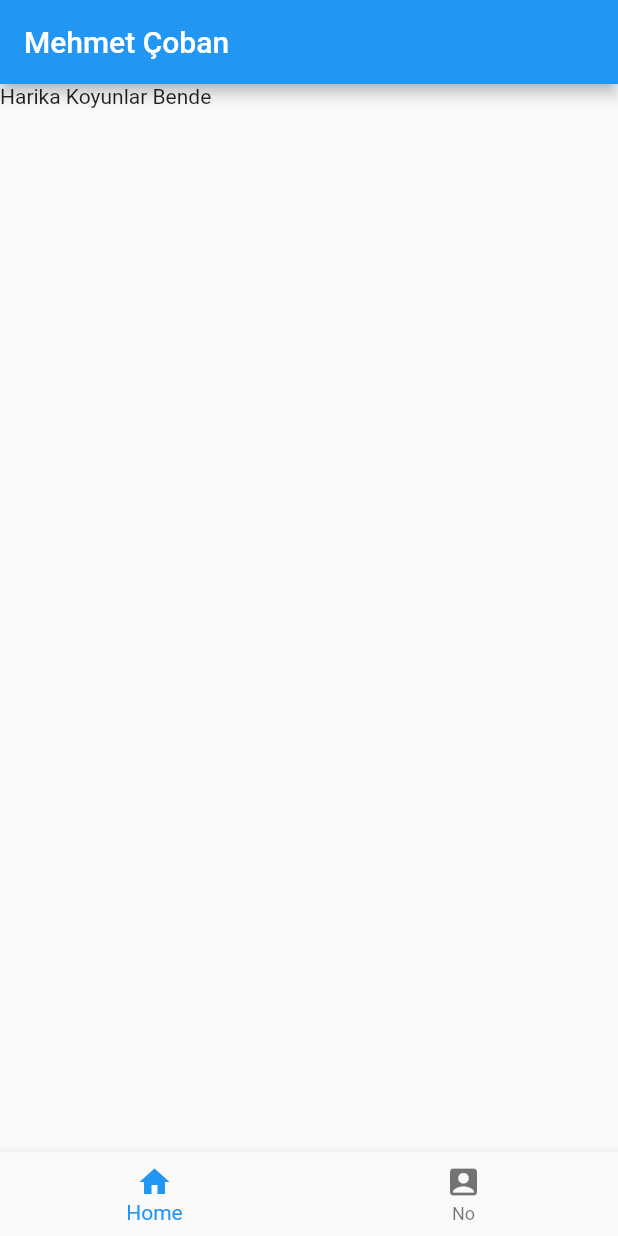
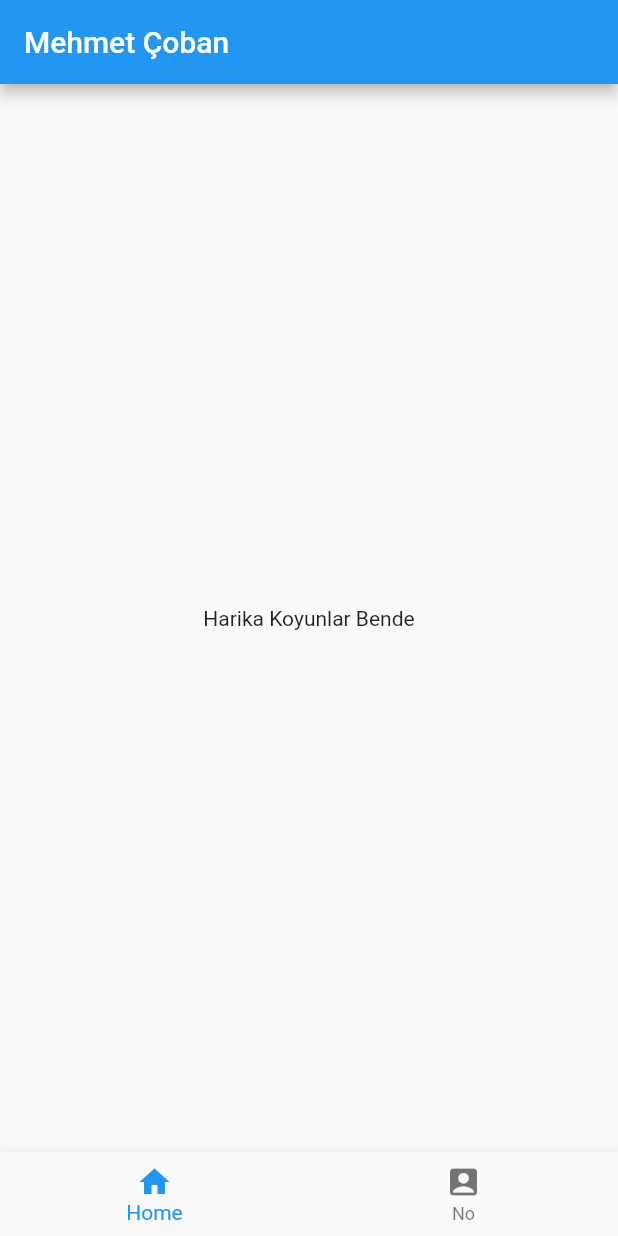
Before and after one commit to MehmetUzel/FlutterLearning, a Flutter app: the screen it shows after launch, on a phone screen of 412 x 824 dp. Run offline on Flutter 3.47's test engine with Material 2 defaults, Android fonts, the light colour scheme and no system bars.

Commit message:
Center Body and Format File

```diff
--- a/flutter_learn/lib/main.dart
+++ b/flutter_learn/lib/main.dart
@@ -15,21 +15,20 @@ class MyApp extends StatelessWidget {
         appBar: AppBar(
           title: const Text('Mehmet Çoban'),
         ),
-        body: const Text('Harika Koyunlar Bende'),
+        body: const Center(child: Text('Harika Koyunlar Bende')),
         bottomNavigationBar: BottomNavigationBar(
           items: const [
             BottomNavigationBarItem(
               icon: Icon(Icons.home),
-              label: 'Home'
-              ),
+              label: 'Home',
+            ),
             BottomNavigationBarItem(
               icon: Icon(Icons.account_box),
-              label: 'No'
-              )
+              label: 'No',
+            )
           ],
-          ),
+        ),
       ),
-
     );
   }
 }
```
